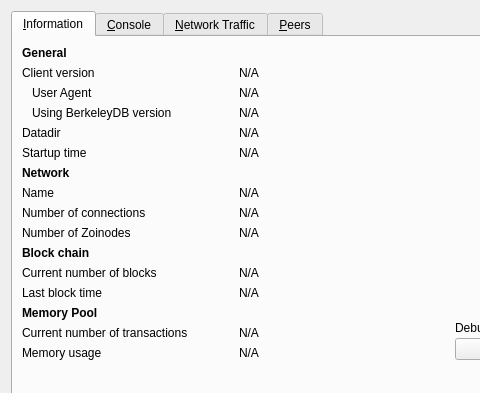
Qt form src/qt/forms/debugwindow.ui (noirofficial/noir) before a commit; both pictures show x 0 to 480 and y 0 to 393 of the 682 by 589 pixel window.
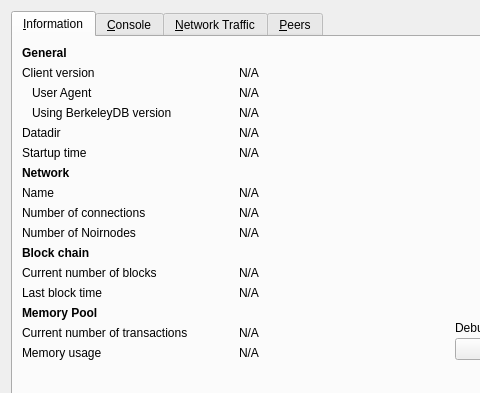
The same form after that commit. Icons and pictures are not drawn. Custom widgets are drawn as their Qt base class.

What changed in the file:
```diff
--- a/src/qt/forms/debugwindow.ui
+++ b/src/qt/forms/debugwindow.ui
@@ -397,7 +397,7 @@
        <item row="9" column="0">
         <widget class="QLabel" name="zoinodeCountLabel">
          <property name="text">
-          <string>Number of Zoinodes</string>
+          <string>Number of Noirnodes</string>
          </property>
         </widget>
        </item>
```
Left out of the diff: 4 changed lines with no effect on the pictures.
